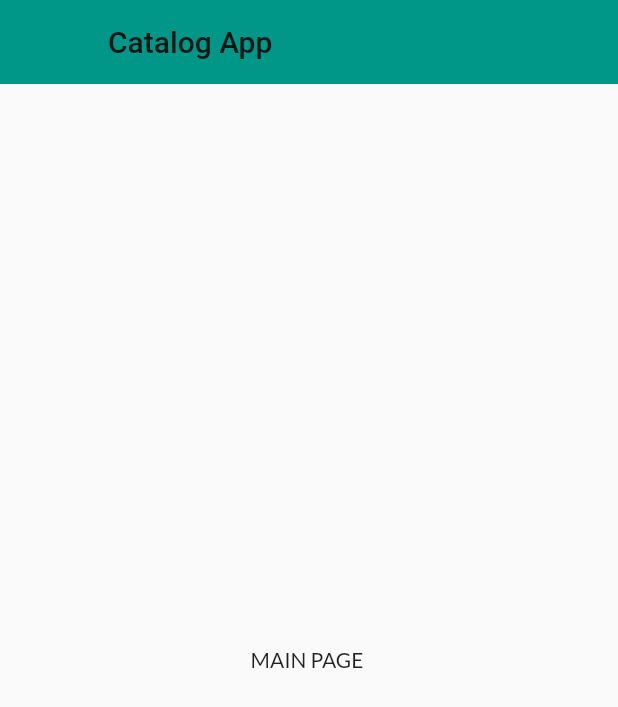
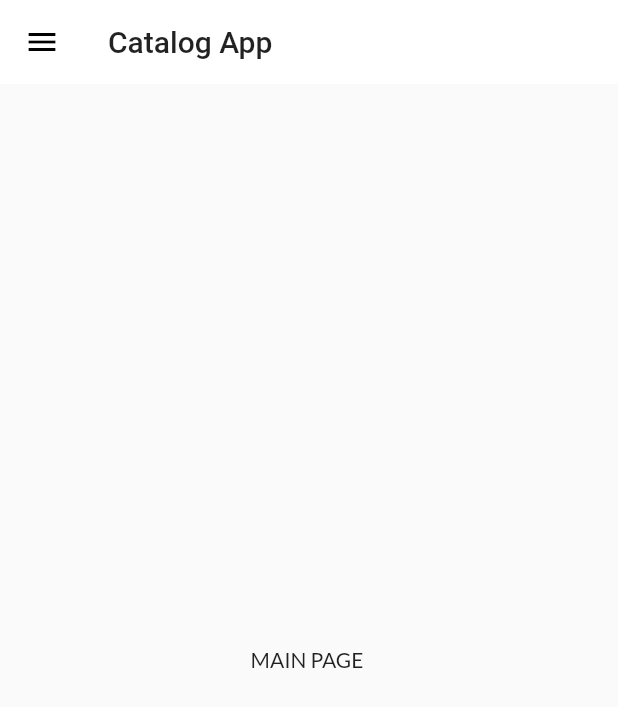
Before and after one commit to Rishabh767/30Daysofflutter, a Flutter app: the screen it shows after launch, on a phone screen of 412 x 824 dp. Shown: the top 707 px of the screen. Run offline on Flutter 3.47's test engine with Material 2 defaults, Android fonts, the phone set to English and light mode, and no system bars; our stand-ins replace google_fonts.

Commit message:
Day10 Completed

```diff
--- a/lib/widgets/themes.dart
+++ b/lib/widgets/themes.dart
@@ -6,9 +6,9 @@ class MyTheme {
       primarySwatch: Colors.teal,
       fontFamily: GoogleFonts.lato().fontFamily,
       appBarTheme: AppBarTheme(
-        color: Colors.teal,
+        color: Colors.white,
         elevation: 0.0,
-        iconTheme: IconThemeData(color: Colors.teal),
+        iconTheme: IconThemeData(color: Colors.black),
         textTheme: Theme.of(context).textTheme,
       ));
   static ThemeData DarkTheme(BuildContext context) => ThemeData(
```
Also changed, not shown: lib/models/catalogue.dart (added, +28 -0 lines).
